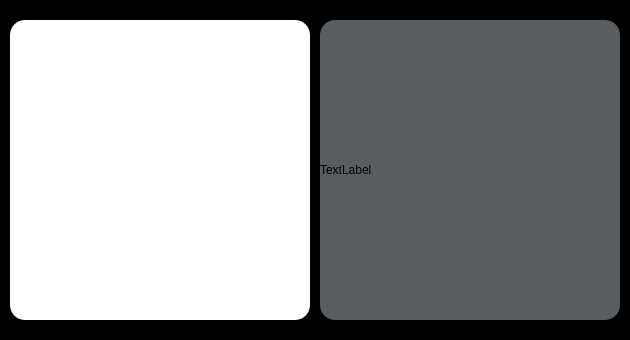
The window that integral-calculator/result.ui (yasha424/integral-calculator) describes before a commit, drawn with Qt 5.
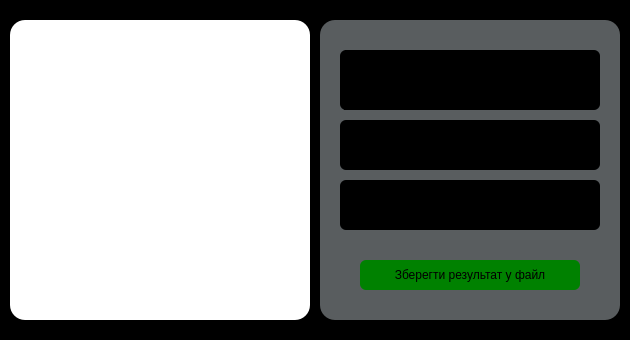
The same window after the commit. Icons and pictures are not drawn. Custom widgets are drawn as their Qt base class.

Commit message: added nice view on result

What changed in the file:
```diff
--- a/integral-calculator/result.ui
+++ b/integral-calculator/result.ui
@@ -10,6 +10,18 @@
     <height>340</height>
    </rect>
   </property>
+  <property name="minimumSize">
+   <size>
+    <width>630</width>
+    <height>340</height>
+   </size>
+  </property>
+  <property name="maximumSize">
+   <size>
+    <width>630</width>
+    <height>340</height>
+   </size>
+  </property>
   <property name="windowTitle">
    <string>Dialog</string>
   </property>
@@ -46,7 +58,164 @@
 </string>
    </property>
    <property name="text">
-    <string>TextLabel</string>
+    <string/>
+   </property>
+  </widget>
+  <widget class="QLabel" name="label_3">
+   <property name="geometry">
+    <rect>
+     <x>340</x>
+     <y>50</y>
+     <width>260</width>
+     <height>60</height>
+    </rect>
+   </property>
+   <property name="styleSheet">
+    <string notr="true">border-radius: 6px;
+background-color: rgb(0,0,0);
+border-style:inset;</string>
+   </property>
+   <property name="text">
+    <string/>
+   </property>
+   <property name="alignment">
+    <set>Qt::AlignLeading|Qt::AlignLeft|Qt::AlignTop</set>
+   </property>
+  </widget>
+  <widget class="QLabel" name="label_2">
+   <property name="geometry">
+    <rect>
+     <x>340</x>
+     <y>65</y>
+     <width>30</width>
+     <height>30</height>
+    </rect>
+   </property>
+   <property name="text">
+    <string/>
+   </property>
+   <property name="pixmap">
+    <pixmap>images/integral-white.png</pixmap>
+   </property>
+   <property name="scaledContents">
+    <bool>true</bool>
+   </property>
+  </widget>
+  <widget class="QLabel" name="lower">
+   <property name="geometry">
+    <rect>
+     <x>344</x>
+     <y>94</y>
+     <width>29</width>
+     <height>16</height>
+    </rect>
+   </property>
+   <property name="text">
+    <string/>
+   </property>
+   <property name="alignment">
+    <set>Qt::AlignCenter</set>
+   </property>
+  </widget>
+  <widget class="QLabel" name="upper">
+   <property name="geometry">
+    <rect>
+     <x>345</x>
+     <y>50</y>
+     <width>29</width>
+     <height>16</height>
+    </rect>
+   </property>
+   <property name="text">
+    <string/>
+   </property>
+   <property name="alignment">
+    <set>Qt::AlignCenter</set>
+   </property>
+  </widget>
+  <widget class="QLabel" name="integral">
+   <property name="geometry">
+    <rect>
+     <x>370</x>
+     <y>60</y>
+     <width>221</width>
+     <height>41</height>
+    </rect>
+   </property>
+   <property name="text">
+    <string/>
+   </property>
+  </widget>
+  <widget class="QPushButton" name="pushButton">
+   <property name="geometry">
+    <rect>
+     <x>360</x>
+     <y>260</y>
+     <width>220</width>
+     <height>30</height>
+    </rect>
+   </property>
+   <property name="cursor">
+    <cursorShape>PointingHandCursor</cursorShape>
+   </property>
+   <property name="styleSheet">
+    <string notr="true">background-color: rgb(0, 129, 0);
+border-radius: 6px;</string>
+   </property>
+   <property name="text">
+    <string>Зберегти результат у файл</string>
+   </property>
+  </widget>
+  <widget class="QLabel" name="depth">
+   <property name="geometry">
+    <rect>
+     <x>340</x>
+     <y>120</y>
+     <width>260</width>
+     <height>50</height>
+    </rect>
+   </property>
+   <property name="font">
+    <font>
+     <pointsize>11</pointsize>
+    </font>
+   </property>
+   <property name="styleSheet">
+    <string notr="true">border-radius: 6px;
+background-color: rgb(0,0,0);
+border-style:inset;</string>
+   </property>
+   <property name="text">
+    <string/>
+   </property>
+   <property name="alignment">
+    <set>Qt::AlignLeading|Qt::AlignLeft|Qt::AlignVCenter</set>
+   </property>
+  </widget>
+  <widget class="QLabel" name="divided">
+   <property name="geometry">
+    <rect>
+     <x>340</x>
+     <y>180</y>
+     <width>260</width>
+     <height>50</height>
+    </rect>
+   </property>
+   <property name="font">
+    <font>
+     <pointsize>11</pointsize>
+    </font>
+   </property>
+   <property name="styleSheet">
+    <string notr="true">border-radius: 6px;
+background-color: rgb(0,0,0);
+border-style:inset;</string>
+   </property>
+   <property name="text">
+    <string/>
+   </property>
+   <property name="alignment">
+    <set>Qt::AlignLeading|Qt::AlignLeft|Qt::AlignVCenter</set>
    </property>
   </widget>
  </widget>
```
Left out of the diff: 3 changed lines with no effect on the pictures. The commit also changes 3 other files.
